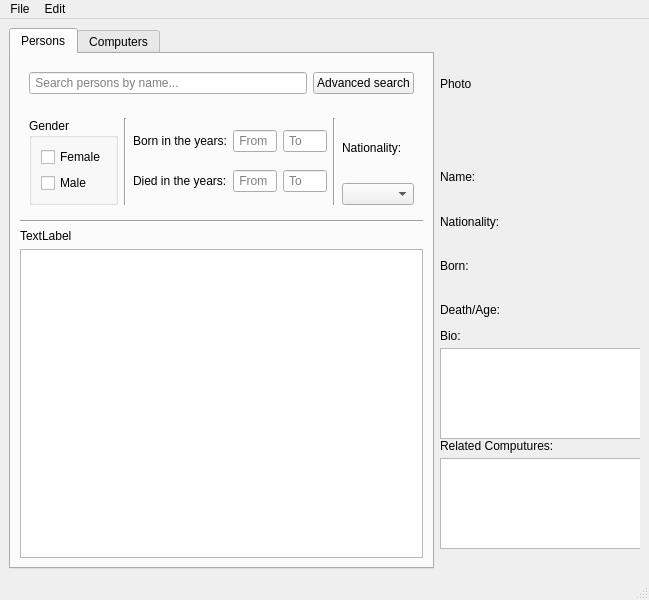
Old version of the form mainwindow.ui in the repository annakrih/T113VLN1-3.
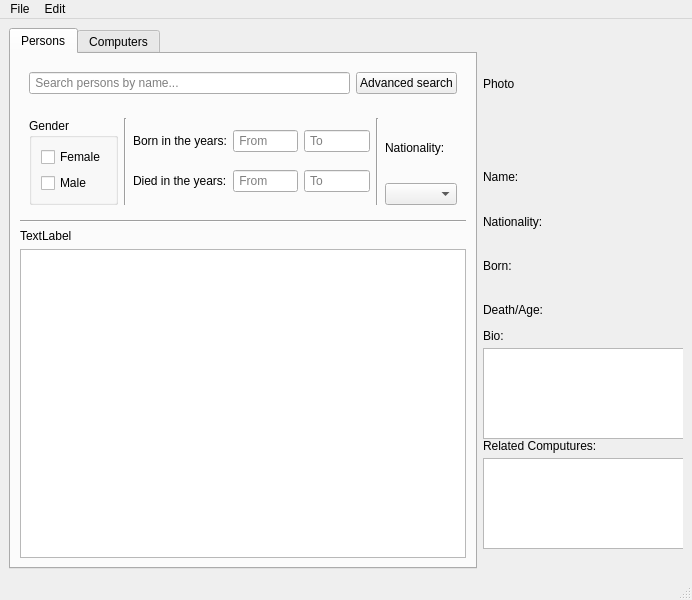
New version of the form.

Commit message: óklarað hroizontal

The edit to the form file:
```diff
--- a/mainwindow.ui
+++ b/mainwindow.ui
@@ -6,7 +6,7 @@
    <rect>
     <x>0</x>
     <y>0</y>
-    <width>649</width>
+    <width>692</width>
     <height>600</height>
    </rect>
   </property>
@@ -458,7 +458,7 @@
     <rect>
      <x>0</x>
      <y>0</y>
-     <width>649</width>
+     <width>692</width>
      <height>22</height>
     </rect>
    </property>
```
Left out of the diff: 52 changed lines with no effect on the pictures. The commit also changes 1 other file.
